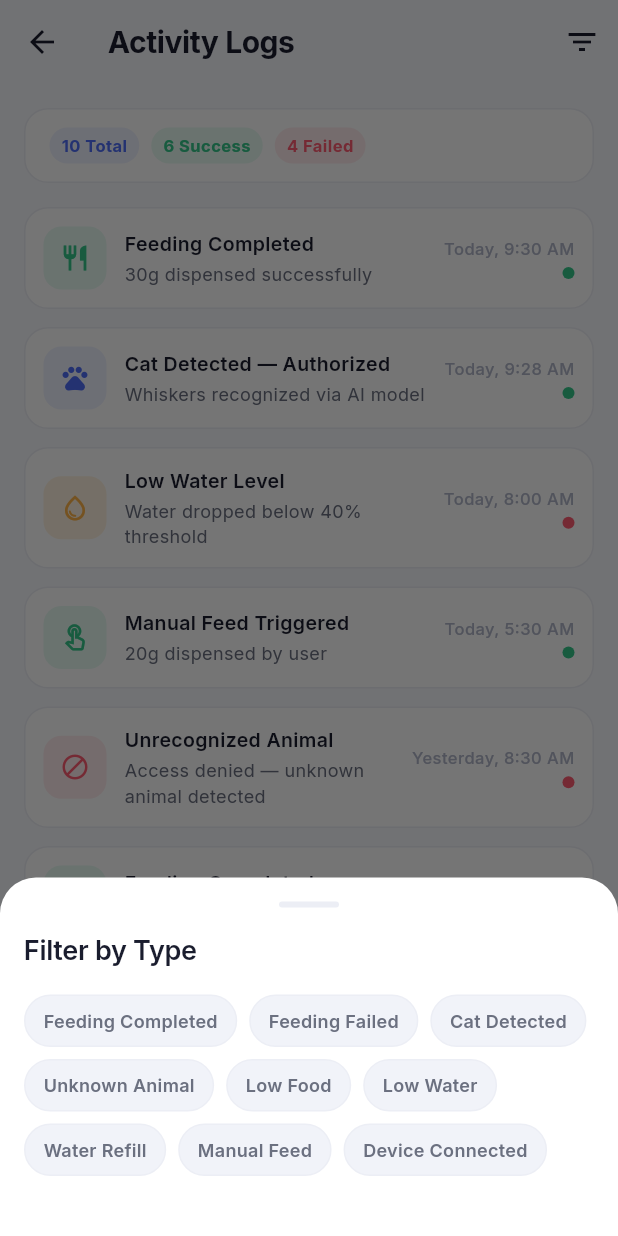
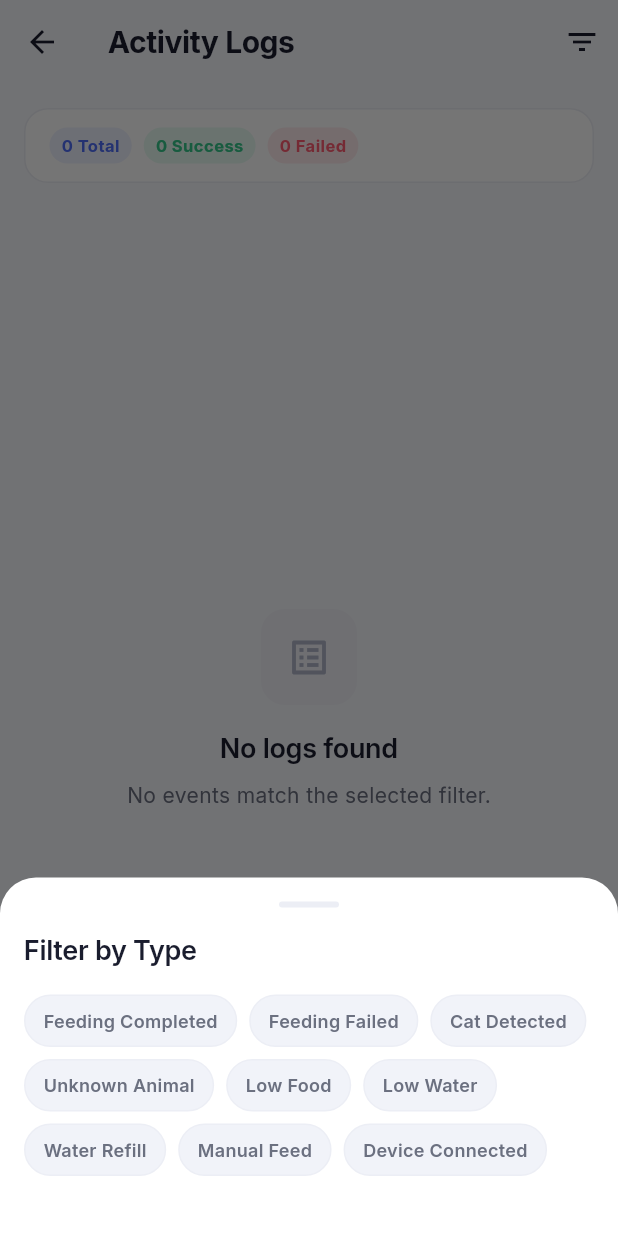
Before and after one commit to jenanmashhour12/AI_Cat_Feeder_System, a Flutter app: the ActivityLogsScreen screen opened directly, after a tap on the "filter list" icon, on a phone screen of 412 x 824 dp. Run offline on Flutter 3.47's test engine with Material 3 defaults, Android fonts, the phone set to English and light mode, and no system bars; our stand-ins replace cloud_firestore, firebase_core, google_fonts; accounts and stored records are empty.

Commit message:
Connect activity logs to Firebase feedings

```diff
--- a/lib/models/activity_log.dart
+++ b/lib/models/activity_log.dart
@@ -14,6 +14,35 @@ class ActivityLog {
     required this.timestamp,
     required this.isSuccess,
   });
+
+  factory ActivityLog.fromFeeding(String id, Map<String, dynamic> map) {
+    final authorized = map['authorized'] == true;
+    final catName = map['cat_name'] ?? 'Unknown Cat';
+    final portion = map['portion_g'] ?? 0;
+    final reason = map['reason'] ?? '';
+
+    return ActivityLog(
+      id: id,
+      type: authorized
+          ? ActivityLogType.feedingCompleted
+          : ActivityLogType.feedingFailed,
+      title: authorized ? 'Feeding Completed' : 'Feeding Failed',
+      detail: authorized
+          ? '$portion g dispensed for $catName'
+          : reason.toString().isEmpty
+              ? 'Access denied for $catName'
+              : reason.toString(),
+      timestamp: _parseDate(map['timestamp']),
+      isSuccess: authorized,
+    );
+  }
+
+  static DateTime _parseDate(dynamic value) {
+    if (value == null) return DateTime.now();
+    if (value is DateTime) return value;
+    if (value is String) return DateTime.tryParse(value) ?? DateTime.now();
+    return value.toDate();
+  }
 
   String get formattedTime {
     final now = DateTime.now();
--- a/lib/screens/activity_logs/activity_logs_screen.dart
+++ b/lib/screens/activity_logs/activity_logs_screen.dart
@@ -3,6 +3,7 @@ import '../../core/constants/app_colors.dart';
 import '../../core/constants/app_spacing.dart';
 import '../../core/constants/app_text_styles.dart';
 import '../../models/activity_log.dart';
+import '../../services/firebase_service.dart';
 
 class ActivityLogsScreen extends StatefulWidget {
   const ActivityLogsScreen({super.key});
@@ -13,94 +14,6 @@ class ActivityLogsScreen extends StatefulWidget {
 
 class _ActivityLogsScreenState extends State<ActivityLogsScreen> {
   ActivityLogType? _selectedFilter;
-
-  final List<ActivityLog> _logs = [
-    ActivityLog(
-      id: '1',
-      type: ActivityLogType.feedingCompleted,
-      title: 'Feeding Completed',
-      detail: '30g dispensed successfully',
-      timestamp: DateTime.now().subtract(const Duration(hours: 1)),
-      isSuccess: true,
-    ),
-    ActivityLog(
-      id: '2',
-      type: ActivityLogType.catDetected,
-      title: 'Cat Detected — Authorized',
-      detail: 'Whiskers recognized via AI model',
-      timestamp: DateTime.now().subtract(const Duration(hours: 1, minutes: 2)),
-      isSuccess: true,
-    ),
-    ActivityLog(
-      id: '3',
-      type: ActivityLogType.lowWater,
-      title: 'Low Water Level',
-      detail: 'Water dropped below 40% threshold',
-      timestamp: DateTime.now().subtract(const Duration(hours: 2, minutes: 30)),
-      isSuccess: false,
-    ),
-    ActivityLog(
-      id: '4',
-      type: ActivityLogType.manualFeed,
-      title: 'Manual Feed Triggered',
-      detail: '20g dispensed by user',
-      timestamp: DateTime.now().subtract(const Duration(hours: 5)),
-      isSuccess: true,
-    ),
-    ActivityLog(
-      id: '5',
-      type: ActivityLogType.unknownAnimal,
-      title: 'Unrecognized Animal',
-      detail: 'Access denied — unknown animal detected',
-      timestamp: DateTime.now().subtract(const Duration(days: 1, hours: 2)),
-      isSuccess: false,
-    ),
-    ActivityLog(
-      id: '6',
-      type: ActivityLogType.feedingCompleted,
-      title: 'Feeding Completed',
-      detail: '30g dispensed successfully',
-      timestamp: DateTime.now().subtract(const Duration(days: 1, hours: 6)),
-      isSuccess: true,
-    ),
-    ActivityLog(
-      id: '7',
-      type: ActivityLogType.waterRefill,
-      title: 'Water Refill Completed',
-      detail: 'Water tank refilled manually',
-      timestamp: DateTime.now().subtract(const Duration(days: 1, hours: 8)),
-      isSuccess: true,
-    ),
-    ActivityLog(
-      id: '8',
-      type: ActivityLogType.deviceConnected,
-      title: 'Device Connected',
-      detail: 'Raspberry Pi reconnected to Firebase',
-      timestamp: DateTime.now().subtract(const Duration(days: 2)),
-      isSuccess: true,
-    ),
-    ActivityLog(
-      id: '9',
-      type: ActivityLogType.feedingFailed,
-      title: 'Feeding Failed',
-      detail: 'Motor error — food not dispensed',
-      timestamp: DateTime.now().subtract(const Duration(days: 2, hours: 3)),
-      isSuccess: false,
-    ),
-    ActivityLog(
-      id: '10',
-      type: ActivityLogType.lowFood,
-      title: 'Low Food Level',
-      detail: 'Food dropped below 30% threshold',
-      timestamp: DateTime.now().subtract(const Duration(days: 3)),
-      isSuccess: false,
-    ),
-  ];
-
-  List<ActivityLog> get _filteredLogs {
-    if (_selectedFilter == null) return _logs;
-    return _logs.where((l) => l.type == _selectedFilter).toList();
-  }
 
   @override
   Widget build(BuildContext context) {
@@ -125,32 +38,55 @@ class _ActivityLogsScreenState extends State<ActivityLogsScreen> {
           ),
         ],
       ),
-      body: Column(
+      body: StreamBuilder<List<ActivityLog>>(
+        stream: FirebaseService().watchFeedings(),
+        builder: (context, snapshot) {
+          if (!snapshot.hasData) {
+            return const Center(
+              child: CircularProgressIndicator(),
+            );
+          }
+
+          final logs = snapshot.data!;
+
+          final filteredLogs = _selectedFilter == null
+              ? logs
+              : logs.where((l) => l.type == _selectedFilter).toList();
+
+          final total = logs.length;
+          final success = logs.where((l) => l.isSuccess).length;
+          final failed = total - success;
+
+          return Column(
             children: [
-          _buildSummaryRow(),
+              _buildSummaryRow(total, success, failed),
               Expanded(
-            child: _filteredLogs.isEmpty
+                child: filteredLogs.isEmpty
                     ? _buildEmptyState()
                     : ListView.separated(
                         padding: const EdgeInsets.all(AppSpacing.lg),
-                    itemCount: _filteredLogs.length,
+                        itemCount: filteredLogs.length,
                         separatorBuilder: (_, __) =>
                             const SizedBox(height: AppSpacing.md),
                         itemBuilder: (context, index) {
-                      return _LogTile(log: _filteredLogs[index]);
+                          return _LogTile(
+                            log: filteredLogs[index],
+                          );
                         },
                       ),
               ),
             ],
+          );
+        },
       ),
     );
   }
 
-  Widget _buildSummaryRow() {
-    final total = _logs.length;
-    final success = _logs.where((l) => l.isSuccess).length;
-    final failed = total - success;
-
+  Widget _buildSummaryRow(
+    int total,
+    int success,
+    int failed,
+  ) {
     return Container(
       margin: const EdgeInsets.fromLTRB(
         AppSpacing.lg,
--- a/lib/services/firebase_service.dart
+++ b/lib/services/firebase_service.dart
@@ -2,15 +2,13 @@ import 'package:cloud_firestore/cloud_firestore.dart';
 
 import '../models/system_status.dart';
 import '../models/feeding_schedule.dart';
+import '../models/activity_log.dart';
 
 class FirebaseService {
   final FirebaseFirestore _db = FirebaseFirestore.instance;
 
   Stream<SystemStatus> watchSystemStatus() {
     return _db.collection('system_status').doc('status').snapshots().map((doc) {
-      print('DOC EXISTS: ${doc.exists}');
-      print('DOC DATA: ${doc.data()}');
-
       final data = doc.data() ?? {};
       return SystemStatus.fromMap(data);
     });
@@ -50,4 +48,12 @@ class FirebaseService {
       'portion_g': portionG,
     }, SetOptions(merge: true));
   }
+
+  Stream<List<ActivityLog>> watchFeedings() {
+    return _db.collection('feedings').snapshots().map((snapshot) => snapshot
+        .docs
+        .map((doc) => ActivityLog.fromFeeding(doc.id, doc.data()))
+        .toList()
+      ..sort((a, b) => b.timestamp.compareTo(a.timestamp)));
+  }
 }
```
Lines whose indentation alone changed are shown as unchanged.
